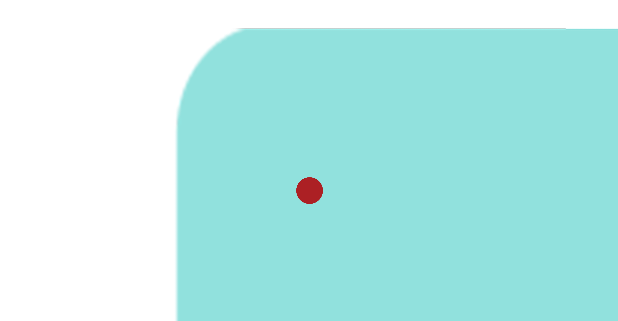
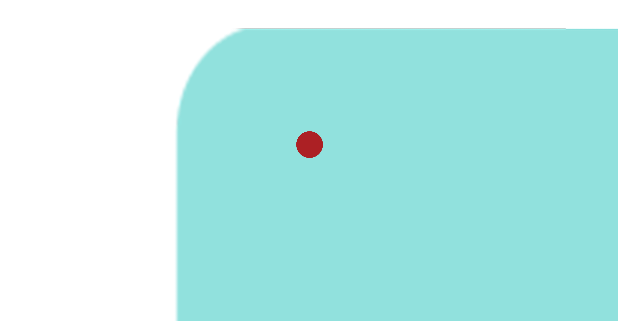
Before and after one commit to RaffaeleNachos/Guiitamp, an Android app: the layout pedal_item.xml on its own in the app's theme, with its tools: preview values and no code run, on a phone screen of 412 x 824 dp. Shown: the top 321 px of the screen. Run offline under Robolectric (Android 15) with nearby library versions, the phone set to English and light mode, and no system bars; plain views replace Knob.

Commit message:
fix knob auto-layout

```diff
--- a/app/src/main/res/layout/knobs_container.xml
+++ b/app/src/main/res/layout/knobs_container.xml
@@ -6,12 +6,11 @@
     android:layout_width="match_parent"
     android:layout_height="match_parent">
 
-    <GridLayout
+    <LinearLayout
         android:id="@+id/knobs_container"
         android:layout_width="wrap_content"
         android:layout_height="wrap_content"
-        android:columnCount="3"
-        android:rowCount="2"
+        android:orientation="vertical"
         app:layout_constraintBottom_toBottomOf="parent"
         app:layout_constraintEnd_toEndOf="parent"
         app:layout_constraintStart_toStartOf="parent"
@@ -22,24 +21,22 @@
             android:layout_width="35dp"
             android:layout_height="35dp"
             android:layout_gravity="center"
-            android:layout_marginBottom="10dp"
+            android:layout_marginBottom="5dp"
             android:layout_row="0"
             android:layout_column="1"
             app:srcCompat="@drawable/led_off" />
 
-        <Space
-            android:layout_width="50dp"
-            android:layout_height="50dp"
-            android:layout_row="1"
-            android:layout_column="0"/>
+        <LinearLayout
+            android:layout_width="wrap_content"
+            android:layout_height="wrap_content"
+            android:orientation="horizontal">
 
             <it.beppi.knoblibrary.Knob
                 android:id="@+id/knob_1"
-            android:layout_width="50dp"
-            android:layout_height="50dp"
-            android:layout_row="1"
-            android:layout_column="0"
+                android:layout_width="55dp"
+                android:layout_height="55dp"
                 android:visibility="gone"
+                android:layout_marginHorizontal="5dp"
 
                 app:kFreeRotation="false"
                 app:kKnobColor="@color/pedalboard_dark"
@@ -47,19 +44,12 @@
                 app:kMinAngle="-130"
                 app:kStateMarkersColor="@color/white" />
 
-        <Space
-            android:layout_width="50dp"
-            android:layout_height="50dp"
-            android:layout_row="1"
-            android:layout_column="1"/>
-
             <it.beppi.knoblibrary.Knob
                 android:id="@+id/knob_2"
-            android:layout_width="50dp"
-            android:layout_height="50dp"
-            android:layout_row="1"
-            android:layout_column="1"
+                android:layout_width="55dp"
+                android:layout_height="55dp"
                 android:visibility="gone"
+                android:layout_marginHorizontal="5dp"
 
                 app:kFreeRotation="false"
                 app:kKnobColor="@color/pedalboard_dark"
@@ -67,27 +57,20 @@
                 app:kMinAngle="-130"
                 app:kStateMarkersColor="@color/white" />
 
-        <Space
-            android:layout_width="50dp"
-            android:layout_height="50dp"
-            android:layout_row="1"
-            android:layout_column="2"/>
-
             <it.beppi.knoblibrary.Knob
                 android:id="@+id/knob_3"
-            android:layout_width="50dp"
-            android:layout_height="50dp"
-            android:layout_row="1"
-            android:layout_column="2"
+                android:layout_width="55dp"
+                android:layout_height="55dp"
                 android:visibility="gone"
+                android:layout_marginHorizontal="5dp"
 
                 app:kFreeRotation="false"
                 app:kKnobColor="@color/pedalboard_dark"
                 app:kMaxAngle="130"
                 app:kMinAngle="-130"
                 app:kStateMarkersColor="@color/white" />
-
-    </GridLayout>
+        </LinearLayout>
+    </LinearLayout>
 
 
 </androidx.constraintlayout.widget.ConstraintLayout>
--- a/app/src/main/res/layout/pedal_item.xml
+++ b/app/src/main/res/layout/pedal_item.xml
@@ -30,6 +30,6 @@
         app:layout_constraintHorizontal_bias="0.5"
         app:layout_constraintStart_toStartOf="parent"
         app:layout_constraintTop_toTopOf="parent"
-        app:layout_constraintVertical_bias="0.15" />
+        app:layout_constraintVertical_bias="0.10" />
 
 </androidx.constraintlayout.widget.ConstraintLayout>
```
Lines whose indentation alone changed are shown as unchanged.
